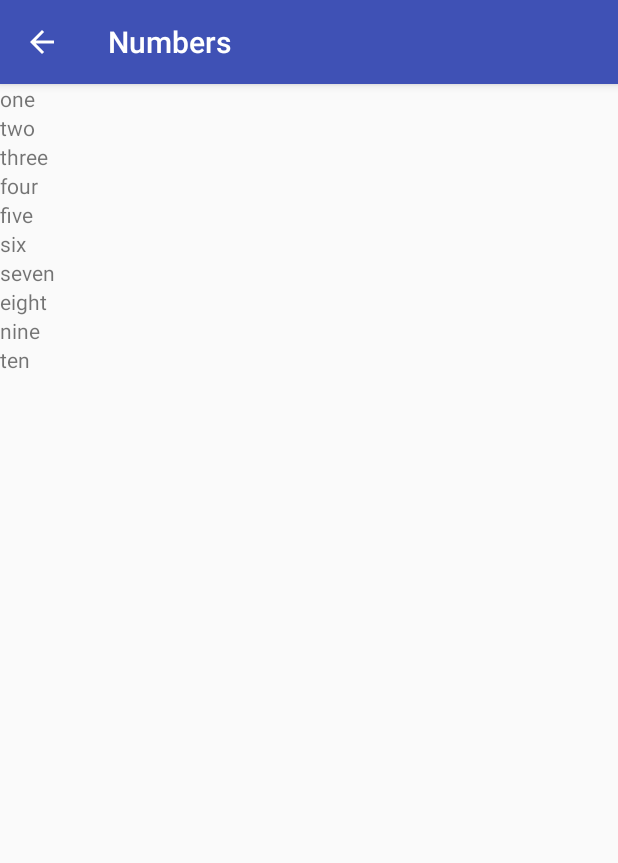
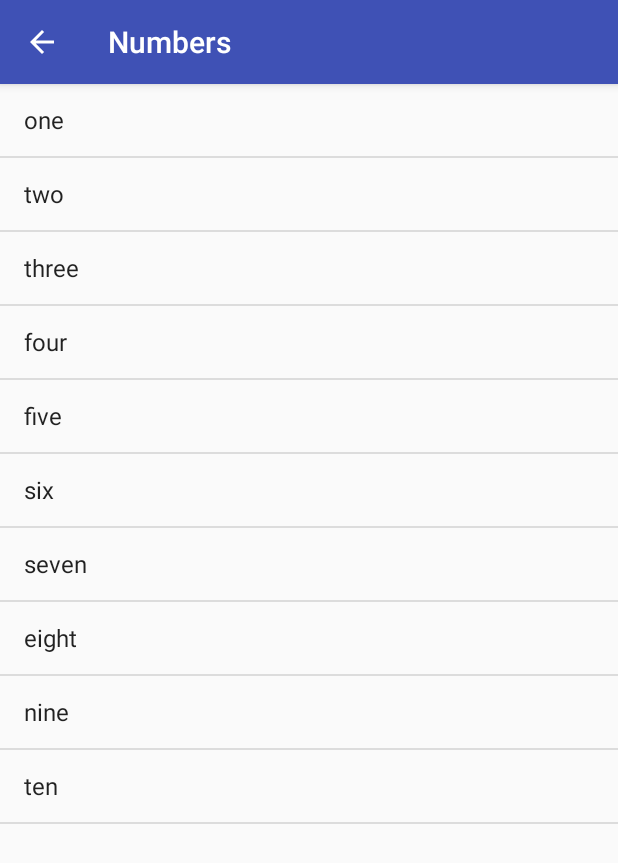
Before and after one commit to Chrissetiana/learn-filipino, an Android app: the NumbersActivity screen opened directly, with no data from a screen before it, on a phone screen of 412 x 824 dp. Shown: the top 863 px of the screen. Run offline under Robolectric (Android 15) with nearby library versions, the phone set to English and light mode, and no system bars.

Commit message:
ListView

```diff
--- a/app/src/main/java/com/example/android/filipino/NumbersActivity.java
+++ b/app/src/main/java/com/example/android/filipino/NumbersActivity.java
@@ -3,7 +3,9 @@ package com.example.android.filipino;
 import android.os.Bundle;
 import android.support.v7.app.AppCompatActivity;
 import android.util.Log;
+import android.widget.ArrayAdapter;
 import android.widget.LinearLayout;
+import android.widget.ListView;
 import android.widget.TextView;
 
 import java.util.ArrayList;
@@ -27,12 +29,8 @@ public class NumbersActivity extends AppCompatActivity {
         num.add("nine");
         num.add("ten");
 
-        LinearLayout rootView = findViewById(R.id.view_numbers);
-
-        for(int i=0; i<num.size(); i++) {
-            TextView wordView = new TextView(this);
-            wordView.setText(num.get(i));
-            rootView.addView(wordView);
-        }
+        ArrayAdapter<String> itemsAdapter = new ArrayAdapter<String>(this, android.R.layout.simple_list_item_1, num);
+        ListView listView = findViewById(R.id.list_numbers);
+        listView.setAdapter(itemsAdapter);
     }
 }
--- a/app/src/main/res/layout/activity_numbers.xml
+++ b/app/src/main/res/layout/activity_numbers.xml
@@ -1,10 +1,10 @@
 <?xml version="1.0" encoding="utf-8"?>
-<LinearLayout xmlns:android="http://schemas.android.com/apk/res/android"
+<ListView xmlns:android="http://schemas.android.com/apk/res/android"
     xmlns:tools="http://schemas.android.com/tools"
-    android:id="@+id/view_numbers"
+    android:id="@+id/list_numbers"
     android:layout_width="match_parent"
     android:layout_height="match_parent"
     android:orientation="vertical"
     tools:context=".NumbersActivity">
 
-</LinearLayout>
+</ListView>
```
